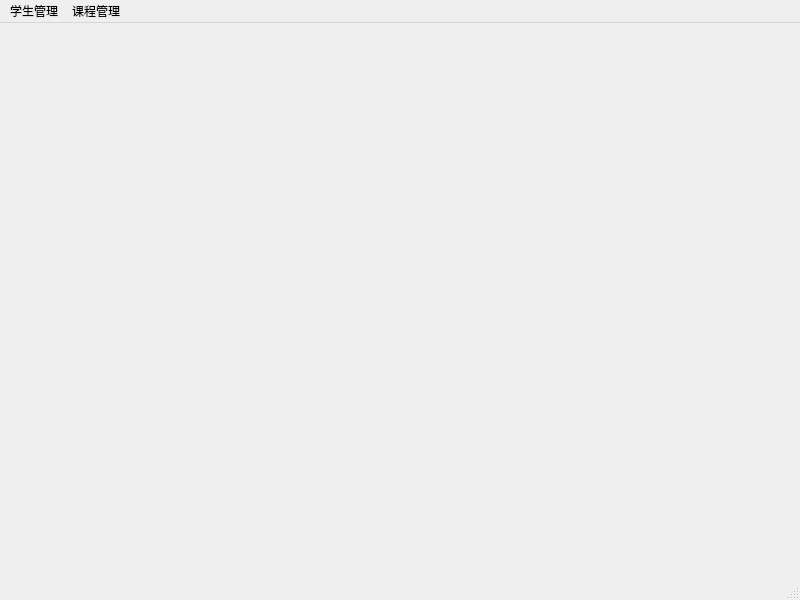
ouguangye/simple-score-manage-system, file admin.ui: the form before one commit.
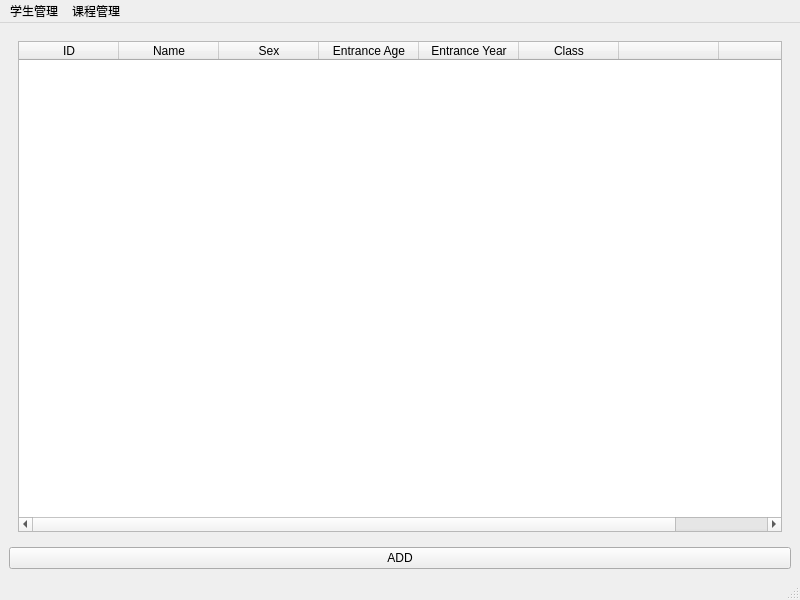
The form after the commit. The open tabs and pages were chosen to show the change.

Diff of the .ui file:
```diff
--- a/admin.ui
+++ b/admin.ui
@@ -14,7 +14,7 @@
    <string>MainWindow</string>
   </property>
   <widget class="QWidget" name="centralwidget">
-   <layout class="QHBoxLayout" name="horizontalLayout">
+   <layout class="QVBoxLayout" name="verticalLayout">
     <item>
      <widget class="QStackedWidget" name="stackedWidget">
       <property name="sizePolicy">
@@ -26,7 +26,61 @@
       <property name="currentIndex">
        <number>0</number>
       </property>
-      <widget class="QWidget" name="page">
+      <widget class="QWidget" name="page_2">
+       <layout class="QHBoxLayout" name="horizontalLayout_2">
+        <item>
+         <widget class="QTableWidget" name="tableWidget">
+          <attribute name="horizontalHeaderCascadingSectionResizes">
+           <bool>false</bool>
+          </attribute>
+          <attribute name="verticalHeaderStretchLastSection">
+           <bool>false</bool>
+          </attribute>
+          <column>
+           <property name="text">
+            <string>ID</string>
+           </property>
+          </column>
+          <column>
+           <property name="text">
+            <string>Name</string>
+           </property>
+          </column>
+          <column>
+           <property name="text">
+            <string>Sex</string>
+           </property>
+          </column>
+          <column>
+           <property name="text">
+            <string>Entrance Age</string>
+           </property>
+          </column>
+          <column>
+           <property name="text">
+            <string>Entrance Year</string>
+           </property>
+          </column>
+          <column>
+           <property name="text">
+            <string>Class</string>
+           </property>
+          </column>
+          <column>
+           <property name="text">
+            <string/>
+           </property>
+          </column>
+          <column>
+           <property name="text">
+            <string/>
+           </property>
+          </column>
+         </widget>
+        </item>
+       </layout>
+      </widget>
+      <widget class="QWidget" name="addStudentPage">
        <widget class="QWidget" name="layoutWidget">
         <property name="geometry">
          <rect>
@@ -137,7 +191,13 @@
         </property>
        </widget>
       </widget>
-      <widget class="QWidget" name="page_2"/>
+     </widget>
+    </item>
+    <item>
+     <widget class="QPushButton" name="pushButton">
+      <property name="text">
+       <string>ADD</string>
+      </property>
      </widget>
     </item>
    </layout>
```
Left out of the diff: 2 changed lines with no effect on the pictures.
